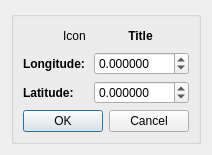
Above: src/plugins/map/setlocation2.ui from xnamed/vacuum-im before the change. Below: the same form after it.
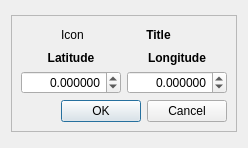
That is the form after the change.

The edit to the form file:
```diff
--- a/src/plugins/map/setlocation2.ui
+++ b/src/plugins/map/setlocation2.ui
@@ -6,8 +6,8 @@
    <rect>
     <x>0</x>
     <y>0</y>
-    <width>204</width>
-    <height>147</height>
+    <width>218</width>
+    <height>148</height>
    </rect>
   </property>
   <property name="sizePolicy">
@@ -25,23 +25,23 @@
   <property name="modal">
    <bool>true</bool>
   </property>
-  <layout class="QGridLayout" name="gridLayout_3">
+  <layout class="QGridLayout" name="gridLayout_2">
    <item row="0" column="0">
-    <widget class="QGroupBox" name="groupBox">
+    <widget class="QFrame" name="frame">
      <property name="sizePolicy">
-      <sizepolicy hsizetype="Expanding" vsizetype="Expanding">
+      <sizepolicy hsizetype="Fixed" vsizetype="Fixed">
        <horstretch>0</horstretch>
        <verstretch>0</verstretch>
       </sizepolicy>
      </property>
-     <property name="title">
-      <string/>
+     <property name="frameShape">
+      <enum>QFrame::StyledPanel</enum>
      </property>
-     <property name="alignment">
-      <set>Qt::AlignCenter</set>
+     <property name="frameShadow">
+      <enum>QFrame::Plain</enum>
      </property>
-     <layout class="QGridLayout" name="gridLayout_2">
-      <item row="0" column="0">
+     <layout class="QVBoxLayout" name="verticalLayout_2">
+      <item>
        <layout class="QVBoxLayout" name="verticalLayout">
         <item>
          <layout class="QHBoxLayout" name="horizontalLayout">
@@ -96,47 +96,6 @@
          <layout class="QHBoxLayout" name="horizontalLayout_2">
           <item>
            <layout class="QGridLayout" name="gridLayout">
-            <item row="0" column="1">
-             <widget class="QDoubleSpinBox" name="dspbLongitude">
-              <property name="sizePolicy">
-               <sizepolicy hsizetype="Preferred" vsizetype="Preferred">
-                <horstretch>0</horstretch>
-                <verstretch>0</verstretch>
-               </sizepolicy>
-              </property>
-              <property name="decimals">
-               <number>6</number>
-              </property>
-              <property name="minimum">
-               <double>-180.000000000000000</double>
-              </property>
-              <property name="maximum">
-               <double>180.000000000000000</double>
-              </property>
-              <property name="singleStep">
-               <double>0.000100000000000</double>
-              </property>
-             </widget>
-            </item>
-            <item row="0" column="0">
-             <widget class="QLabel" name="lblLongitude">
-              <property name="sizePolicy">
-               <sizepolicy hsizetype="Expanding" vsizetype="Preferred">
-                <horstretch>0</horstretch>
-                <verstretch>0</verstretch>
-               </sizepolicy>
-              </property>
-              <property name="font">
-               <font>
-                <weight>75</weight>
-                <bold>true</bold>
-               </font>
-              </property>
-              <property name="text">
-               <string>Longitude:</string>
-              </property>
-             </widget>
-            </item>
             <item row="1" column="0">
              <widget class="QLabel" name="lblLatitude">
               <property name="sizePolicy">
@@ -152,11 +111,14 @@
                </font>
               </property>
               <property name="text">
-               <string>Latitude:</string>
+               <string>Latitude</string>
+              </property>
+              <property name="alignment">
+               <set>Qt::AlignCenter</set>
               </property>
              </widget>
             </item>
-            <item row="1" column="1">
+            <item row="2" column="0">
              <widget class="QDoubleSpinBox" name="dspbLatitude">
               <property name="sizePolicy">
                <sizepolicy hsizetype="Preferred" vsizetype="Preferred">
@@ -167,6 +129,9 @@
               <property name="wrapping">
                <bool>true</bool>
               </property>
+              <property name="alignment">
+               <set>Qt::AlignRight|Qt::AlignTrailing|Qt::AlignVCenter</set>
+              </property>
               <property name="decimals">
                <number>6</number>
               </property>
@@ -181,6 +146,53 @@
               </property>
              </widget>
             </item>
+            <item row="2" column="1">
+             <widget class="QDoubleSpinBox" name="dspbLongitude">
+              <property name="sizePolicy">
+               <sizepolicy hsizetype="Preferred" vsizetype="Preferred">
+                <horstretch>0</horstretch>
+                <verstretch>0</verstretch>
+               </sizepolicy>
+              </property>
+              <property name="alignment">
+               <set>Qt::AlignRight|Qt::AlignTrailing|Qt::AlignVCenter</set>
+              </property>
+              <property name="decimals">
+               <number>6</number>
+              </property>
+              <property name="minimum">
+               <double>-180.000000000000000</double>
+              </property>
+              <property name="maximum">
+               <double>180.000000000000000</double>
+              </property>
+              <property name="singleStep">
+               <double>0.000100000000000</double>
+              </property>
+             </widget>
+            </item>
+            <item row="1" column="1">
+             <widget class="QLabel" name="lblLongitude">
+              <property name="sizePolicy">
+               <sizepolicy hsizetype="Expanding" vsizetype="Preferred">
+                <horstretch>0</horstretch>
+                <verstretch>0</verstretch>
+               </sizepolicy>
+              </property>
+              <property name="font">
+               <font>
+                <weight>75</weight>
+                <bold>true</bold>
+               </font>
+              </property>
+              <property name="text">
+               <string>Longitude</string>
+              </property>
+              <property name="alignment">
+               <set>Qt::AlignCenter</set>
+              </property>
+             </widget>
+            </item>
            </layout>
           </item>
          </layout>
```
Left out of the diff: 35 changed lines with no effect on the pictures.
